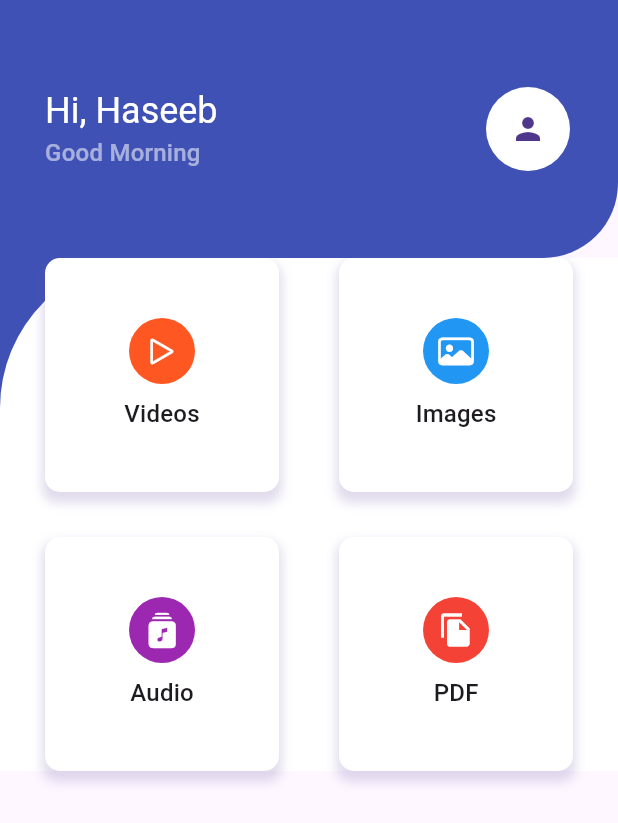
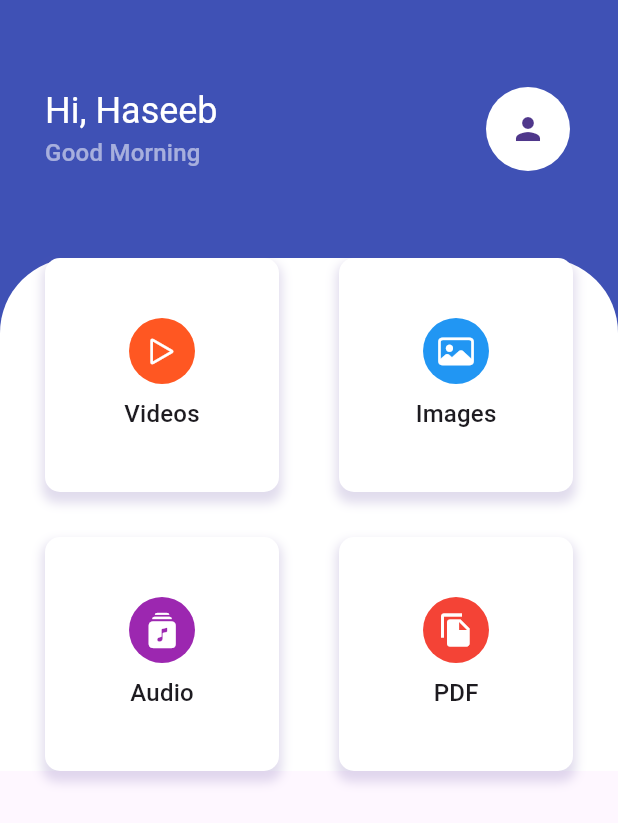
Before and after one commit to AfilAhamed/Dashboard_Animations, a Flutter app: the screen it shows after launch, on a phone screen of 412 x 824 dp. Shown: the top 823 px of the screen. Run offline on Flutter 3.47's test engine with Material 3 defaults, Android fonts, the phone set to English and light mode, and no system bars.

Commit message:
first commit

```diff
--- a/lib/view/home_screen/home_screen.dart
+++ b/lib/view/home_screen/home_screen.dart
@@ -13,8 +13,9 @@ class HomeScreen extends StatelessWidget {
           Container(
             decoration: const BoxDecoration(
                 color: Colors.indigo,
-                borderRadius:
-                    BorderRadius.only(bottomRight: Radius.circular(50))),
+                borderRadius: BorderRadius.only(
+                  bottomRight: Radius.circular(0),
+                )),
             child: Column(
               children: [
                 const SizedBox(
@@ -54,9 +55,11 @@ class HomeScreen extends StatelessWidget {
               padding: EdgeInsets.symmetric(horizontal: 30),
               decoration: const BoxDecoration(
                   color: Colors.white,
-                  borderRadius:
-                      BorderRadius.only(topLeft: Radius.circular(100))),
+                  borderRadius: BorderRadius.only(
+                      topLeft: Radius.circular(50),
+                      topRight: Radius.circular(50))),
               child: GridView.count(
+                physics: NeverScrollableScrollPhysics(),
                 shrinkWrap: true,
                 crossAxisCount: 2,
                 mainAxisSpacing: 30,
```
